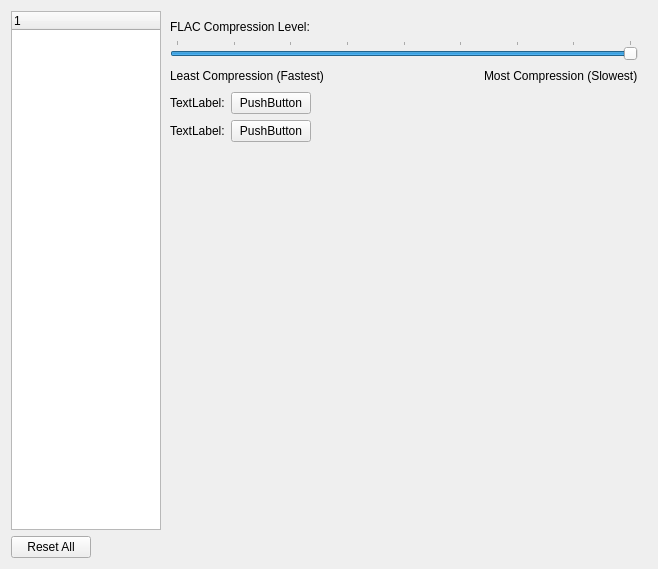
This is src/xamp/preferencedialog.ui in billlin0904/xamp2 as Qt 5 draws it before an edit. The edited form follows.
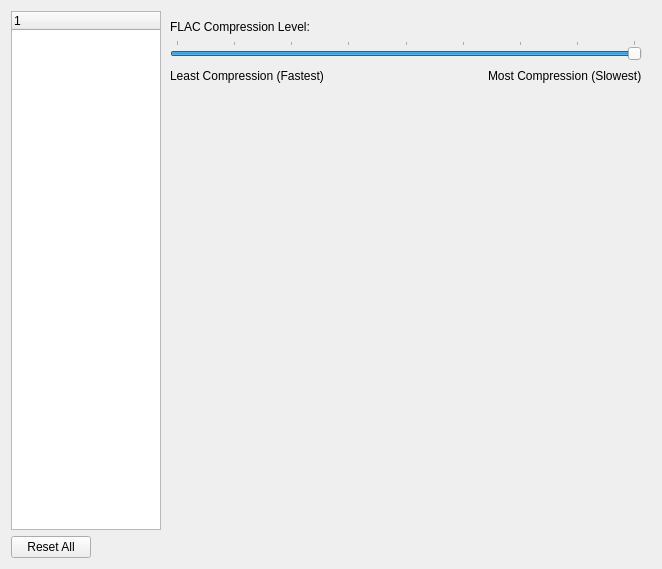
This is the edited form. The open tabs and pages were chosen to show the change. Custom widgets are drawn as their Qt base class.

```diff
--- a/src/xamp/preferencedialog.ui
+++ b/src/xamp/preferencedialog.ui
@@ -6,7 +6,7 @@
    <rect>
     <x>0</x>
     <y>0</y>
-    <width>658</width>
+    <width>662</width>
     <height>569</height>
    </rect>
   </property>
@@ -72,8 +72,50 @@
        <widget class="QWidget" name="playbackPage">
         <layout class="QVBoxLayout" name="verticalLayout_2">
          <item>
-          <layout class="QHBoxLayout" name="horizontalLayout_5">
+          <layout class="QHBoxLayout" name="horizontalLayout_4">
            <item>
+            <layout class="QGridLayout" name="gridLayout" columnstretch="0,1" columnminimumwidth="100,0">
+             <item row="2" column="1">
+              <widget class="QPushButton" name="setPodcastCacheButton">
+               <property name="text">
+                <string>Set Podcast Cache Path</string>
+               </property>
+              </widget>
+             </item>
+             <item row="1" column="1">
+              <widget class="SwitchButton" name="enableFramelessWindowPushButton">
+               <property name="maximumSize">
+                <size>
+                 <width>80</width>
+                 <height>16777215</height>
+                </size>
+               </property>
+               <property name="text">
+                <string>Use Frameless Window(Experimental)</string>
+               </property>
+              </widget>
+             </item>
+             <item row="1" column="0">
+              <widget class="QLabel" name="label_11">
+               <property name="sizePolicy">
+                <sizepolicy hsizetype="Preferred" vsizetype="Preferred">
+                 <horstretch>0</horstretch>
+                 <verstretch>0</verstretch>
+                </sizepolicy>
+               </property>
+               <property name="text">
+                <string>Use Frameless Window(Experimental):</string>
+               </property>
+              </widget>
+             </item>
+             <item row="2" column="0">
+              <widget class="QLineEdit" name="podcastCachePathLineEdit">
+               <property name="readOnly">
+                <bool>true</bool>
+               </property>
+              </widget>
+             </item>
+             <item row="0" column="0">
             <widget class="QLabel" name="label">
              <property name="maximumSize">
               <size>
@@ -86,7 +128,7 @@
              </property>
             </widget>
            </item>
-           <item>
+             <item row="0" column="1">
             <widget class="QComboBox" name="langCombo">
              <property name="minimumSize">
               <size>
@@ -98,29 +140,6 @@
            </item>
           </layout>
          </item>
-         <item>
-          <widget class="QCheckBox" name="enableFramelessWindowCheckBox">
-           <property name="text">
-            <string>Use Frameless Window(Experimental)</string>
-           </property>
-          </widget>
-         </item>
-         <item>
-          <layout class="QHBoxLayout" name="horizontalLayout_2">
-           <item>
-            <widget class="QLineEdit" name="podcastCachePathLineEdit">
-             <property name="readOnly">
-              <bool>true</bool>
-             </property>
-            </widget>
-           </item>
-           <item>
-            <widget class="QPushButton" name="setPodcastCacheButton">
-             <property name="text">
-              <string>Set Podcast Cache Path</string>
-             </property>
-            </widget>
-           </item>
           </layout>
          </item>
          <item>
@@ -563,9 +582,15 @@
            <property name="orientation">
             <enum>Qt::Horizontal</enum>
            </property>
+           <property name="invertedAppearance">
+            <bool>false</bool>
+           </property>
            <property name="tickPosition">
             <enum>QSlider::TicksAbove</enum>
            </property>
+           <property name="tickInterval">
+            <number>1</number>
+           </property>
           </widget>
          </item>
          <item>
@@ -599,87 +624,6 @@
            </item>
           </layout>
          </item>
-         <item>
-          <layout class="QHBoxLayout" name="horizontalLayout_15">
-           <item>
-            <layout class="QGridLayout" name="gridLayout">
-             <item row="0" column="0">
-              <layout class="QHBoxLayout" name="horizontalLayout_4">
-               <item>
-                <widget class="QLabel" name="label_9">
-                 <property name="text">
-                  <string>TextLabel:</string>
-                 </property>
-                </widget>
-               </item>
-               <item>
-                <widget class="SwitchButton" name="pushButton">
-                 <property name="minimumSize">
-                  <size>
-                   <width>80</width>
-                   <height>0</height>
-                  </size>
-                 </property>
-                 <property name="maximumSize">
-                  <size>
-                   <width>100</width>
-                   <height>16777215</height>
-                  </size>
-                 </property>
-                 <property name="text">
-                  <string>PushButton</string>
-                 </property>
-                </widget>
-               </item>
-              </layout>
-             </item>
-             <item row="1" column="0">
-              <layout class="QHBoxLayout" name="horizontalLayout_14">
-               <item>
-                <widget class="QLabel" name="label_10">
-                 <property name="text">
-                  <string>TextLabel:</string>
-                 </property>
-                </widget>
-               </item>
-               <item>
-                <widget class="SwitchButton" name="pushButton_2">
-                 <property name="minimumSize">
-                  <size>
-                   <width>80</width>
-                   <height>0</height>
-                  </size>
-                 </property>
-                 <property name="maximumSize">
-                  <size>
-                   <width>100</width>
-                   <height>16777215</height>
-                  </size>
-                 </property>
-                 <property name="text">
-                  <string>PushButton</string>
-                 </property>
-                </widget>
-               </item>
-              </layout>
-             </item>
-            </layout>
-           </item>
-           <item>
-            <spacer name="horizontalSpacer_5">
-             <property name="orientation">
-              <enum>Qt::Horizontal</enum>
-             </property>
-             <property name="sizeHint" stdset="0">
-              <size>
-               <width>40</width>
-               <height>20</height>
-              </size>
-             </property>
-            </spacer>
-           </item>
-          </layout>
-         </item>
          <item>
           <spacer name="verticalSpacer_2">
            <property name="orientation">
```
Lines whose indentation alone changed are shown as unchanged.
